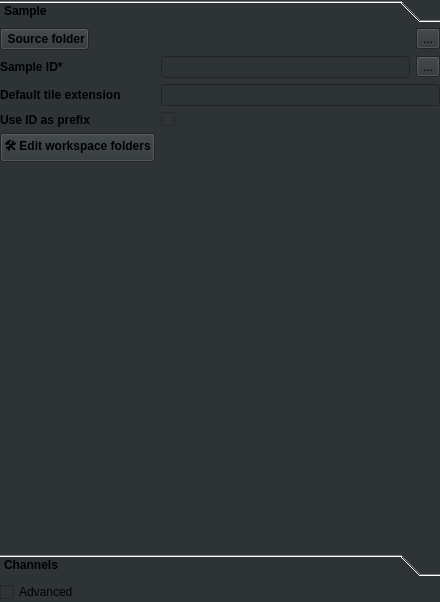
The window that ClearMap/gui/creator/sample_tab.ui (ClearAnatomics/ClearMap) describes before a commit, drawn with Qt 5.
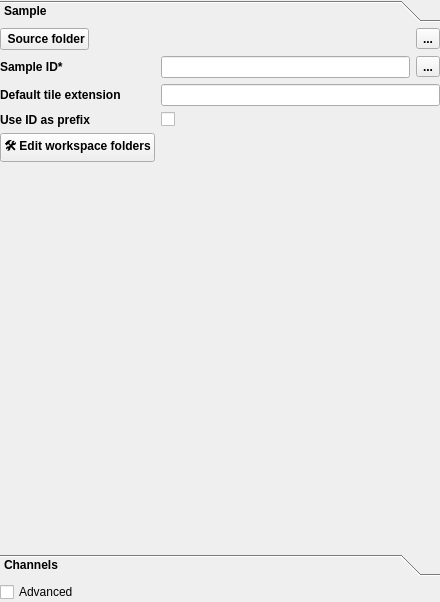
The same window after the commit. Icons and pictures are not drawn.

Commit message: GUI: designer files; the dark preview style sheet of five root widgets is removed, Designer starts with the real one

```diff
--- a/ClearMap/gui/creator/sample_tab.ui
+++ b/ClearMap/gui/creator/sample_tab.ui
@@ -13,9 +13,6 @@
   <property name="windowTitle">
    <string>Form</string>
   </property>
-  <property name="styleSheet">
-   <string notr="true">background-color: rgb(46, 52, 54);</string>
-  </property>
   <layout class="QVBoxLayout" name="verticalLayout">
    <property name="leftMargin">
     <number>0</number>
```
The commit also changes 6 other files.
